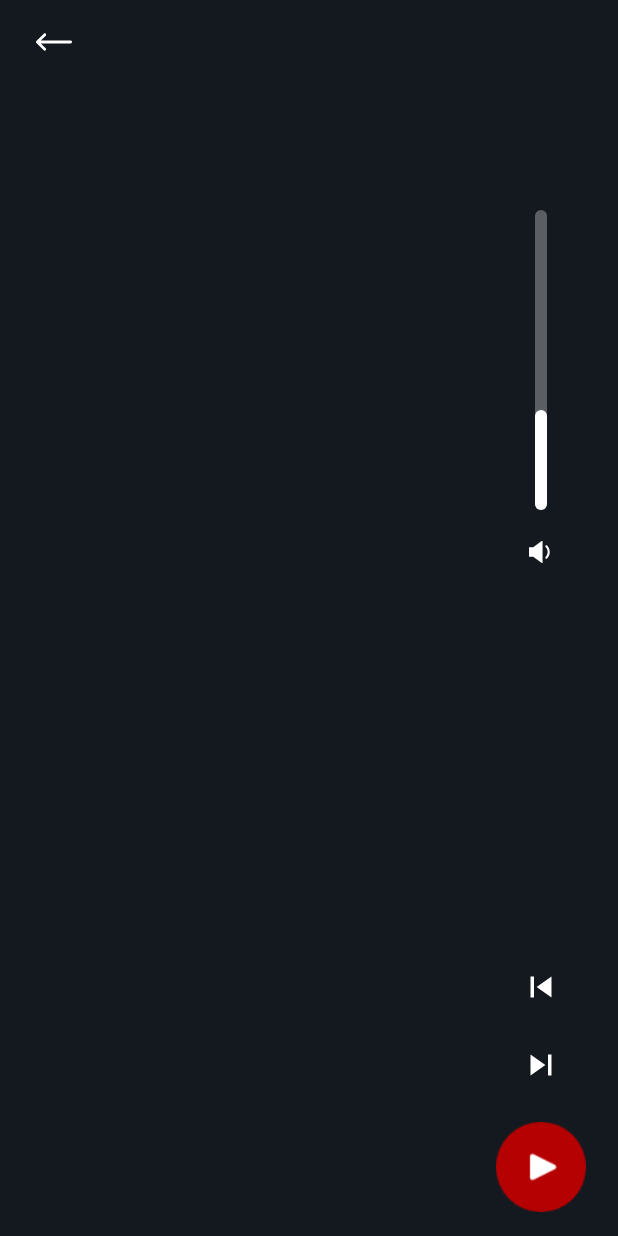
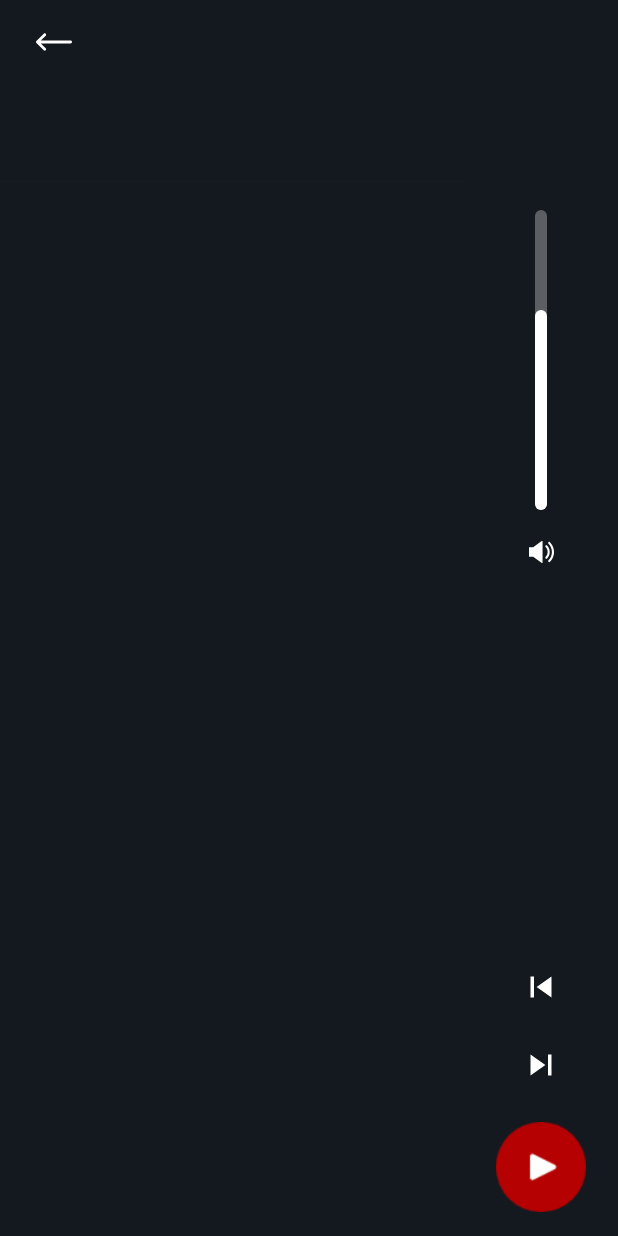
Before and after one commit to melikaafrakhteh/MKPlayer, an Android app: the PlayerActivity screen opened directly, with no data from a screen before it, after a tap on an icon or button, on a phone screen of 412 x 824 dp. Run offline under Robolectric (Android 15) with nearby library versions, the light colour scheme and no system bars; our stand-ins replace RxJava; plain views replace RoundedImageView; network calls fail; 6 statements that could not run were skipped.

Commit message:
ability to change music volume via icon and progressBar

```diff
--- a/app/src/main/java/com/afrakhteh/musicplayer/constant/Lists.kt
+++ b/app/src/main/java/com/afrakhteh/musicplayer/constant/Lists.kt
@@ -1,4 +1,6 @@
 package com.afrakhteh.musicplayer.constant
+
+import com.afrakhteh.musicplayer.R
 
 object Lists {
     val SUPPORTED_EXT = listOf(
@@ -12,4 +14,25 @@ object Lists {
             "mid",
             "ogg"
     )
+
+    val VOLUME_IMAGE_LIST = arrayListOf(
+            R.drawable.volume_mute,
+            R.drawable.ic_volume_down,
+            R.drawable.ic_volume_mid,
+            R.drawable.ic_volume_up
+    )
+
+    val VOLUME_PB_LIST = arrayListOf(
+            0,
+            30,
+            60,
+            90
+    )
+
+    val VOLUME_LIST = arrayListOf(
+            0.0f,
+            0.29f,
+            0.68f,
+            1.1f
+    )
 }
--- a/app/src/main/java/com/afrakhteh/musicplayer/constant/Numerals.kt
+++ b/app/src/main/java/com/afrakhteh/musicplayer/constant/Numerals.kt
@@ -11,4 +11,5 @@ object Numerals {
 
     const val WAVE_ITEM_VIEW_TYPE = 1
     const val EMPTY_VIEW_TYPE = 2
+
 }
--- a/app/src/main/res/layout/activity_player.xml
+++ b/app/src/main/res/layout/activity_player.xml
@@ -124,7 +124,7 @@
         android:layout_weight="1">
 
         <ProgressBar
-            android:id="@+id/playProgressBar"
+            android:id="@+id/playVolumeProgressBar"
             style="@android:style/Widget.ProgressBar.Horizontal"
             android:layout_width="8dp"
             android:layout_height="200dp"
@@ -140,7 +140,7 @@
             android:id="@+id/playVolume"
             android:layout_width="24dp"
             android:layout_height="24dp"
-            android:layout_below="@id/playProgressBar"
+            android:layout_below="@id/playVolumeProgressBar"
             android:layout_centerHorizontal="true"
             android:layout_gravity="center"
             android:layout_marginTop="16dp"
@@ -148,7 +148,7 @@
             android:src="@drawable/ic_volume_down"
             app:layout_constraintEnd_toEndOf="parent"
             app:layout_constraintStart_toStartOf="parent"
-            app:layout_constraintTop_toBottomOf="@+id/playProgressBar"
+            app:layout_constraintTop_toBottomOf="@+id/playVolumeProgressBar"
             tools:ignore="ContentDescription,RtlSymmetry" />
 
         <ImageView
```
Also changed, not shown: app/src/main/java/com/afrakhteh/musicplayer/views/musicPlayer/PlayerActivity.kt (+70 -9 lines).
